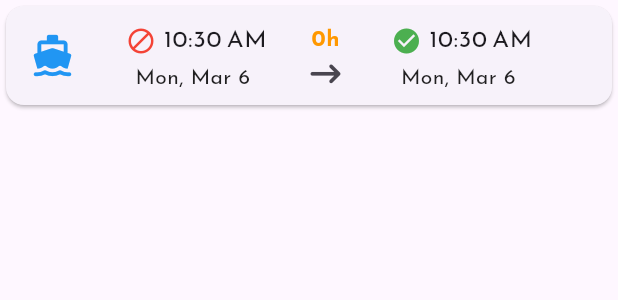
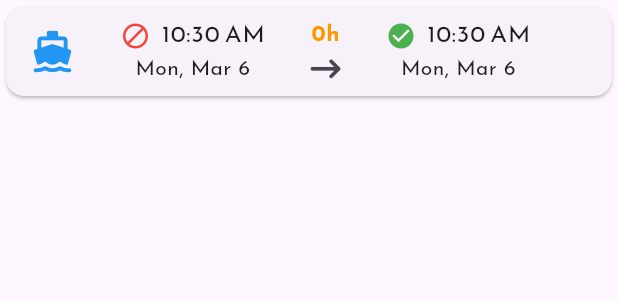
Before and after one commit to vareversat/chabo-app, a Flutter app: the ChabanBridgeForecastListItem widget shown alone on an empty page, opened directly with empty values, on a phone screen of 412 x 824 dp. Shown: the top 300 px of the screen. Run offline on Flutter 3.47's test engine with Material 2 defaults, Android fonts, the phone set to English and light mode, and no system bars; our stand-ins replace equatable, flutter_bloc, flutter_local_notifications, flutter_markdown, font_awesome_flutter, google_fonts and 4 more; missing offline and left inert: enum_to_string; accounts and stored records are empty; generated files the repository leaves out were written again; network calls fail.

Commit message:
feat(ui): make `ChabanBridgeForecastListItem` based on Flexible components

```diff
--- a/lib/widgets/chaban_bridge_forecast_list_item.dart
+++ b/lib/widgets/chaban_bridge_forecast_list_item.dart
@@ -86,17 +86,15 @@ class ChabanBridgeForecastListItem extends StatelessWidget {
               title: Row(
                 mainAxisAlignment: MainAxisAlignment.spaceEvenly,
                 children: [
-                  Column(
+                  Flexible(
+                    child: Column(
                       mainAxisSize: MainAxisSize.min,
                       children: [
                         Row(
                           mainAxisAlignment: MainAxisAlignment.spaceEvenly,
                           children: [
-                          const Padding(
-                            padding: EdgeInsets.all(5),
-                            child: Icon(Icons.block_rounded,
+                            const Icon(Icons.block_rounded,
                                 size: 20, color: Colors.red),
-                          ),
                             Text(
                               chabanBridgeForecast.circulationClosingDateString(
                                 context,
@@ -112,7 +110,10 @@ class ChabanBridgeForecastListItem extends StatelessWidget {
                         )
                       ],
                     ),
-                  Column(
+                  ),
+                  Flexible(
+                    fit: FlexFit.loose,
+                    child: Column(
                       mainAxisSize: MainAxisSize.min,
                       children: [
                         Text(
@@ -129,17 +130,16 @@ class ChabanBridgeForecastListItem extends StatelessWidget {
                         ),
                       ],
                     ),
-                  Column(
+                  ),
+                  Flexible(
+                    child: Column(
                       mainAxisSize: MainAxisSize.min,
                       children: [
                         Row(
                           mainAxisAlignment: MainAxisAlignment.spaceEvenly,
                           children: [
-                          const Padding(
-                            padding: EdgeInsets.all(5),
-                            child: Icon(Icons.check_circle,
+                            const Icon(Icons.check_circle,
                                 size: 20, color: Colors.green),
-                          ),
                             Text(
                               chabanBridgeForecast.circulationReOpeningDateString(
                                 context,
@@ -154,6 +154,7 @@ class ChabanBridgeForecastListItem extends StatelessWidget {
                           style: Theme.of(context).textTheme.bodyMedium,
                         )
                       ],
+                    ),
                   ),
                 ],
               ),
```
Lines whose indentation alone changed are shown as unchanged.
